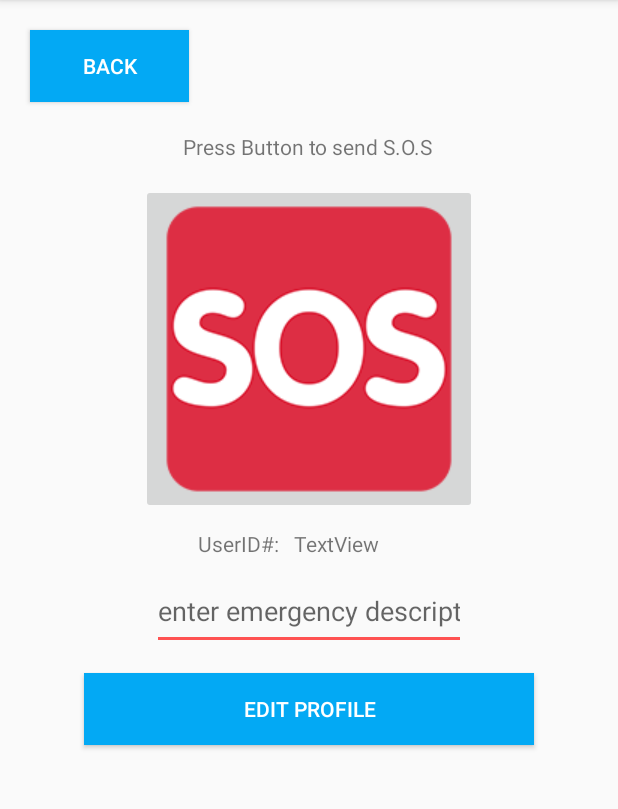
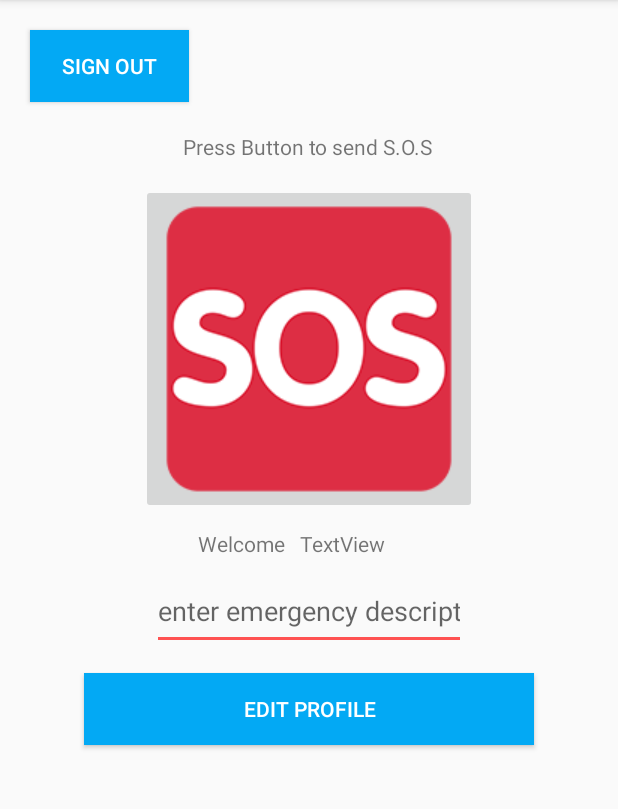
Before and after one commit to ADW784/EMRapplication, an Android app: the screen it shows after launch once a user with an empty profile is signed in (SOS), on a phone screen of 412 x 824 dp, the part 84-893 px from its top. Run offline under Robolectric (Android 15) with nearby library versions, the phone set to English and light mode, and no system bars; our stand-ins replace Firebase (no records; nobody signed in at launch, a user with empty details on screens opened directly).

Commit message:
Enable Sign in and Sign out
 *anonymous signin not yet working

```diff
--- a/app/src/main/java/com/example/emrapplication/ui/Registration.java
+++ b/app/src/main/java/com/example/emrapplication/ui/Registration.java
@@ -114,7 +114,7 @@ public class Registration extends AppCompatActivity {
             public void onComplete(@NonNull Task<AuthResult> task) {
                 if (task.isSuccessful()) {
                     String uid = task.getResult().getUser().getUid();
-                    Log.d(TAG, "onComplete: Successfully registered new user with email: " + email);
+                    Log.d(TAG, "onComplete: Successfully registered new user with emailEditText: " + email);
                     Caller caller = new Caller(email, email, uid, firstName, lastName, null, null);
                     addNewCallerToDatabase(caller);
                 } else {
@@ -127,11 +127,12 @@ public class Registration extends AppCompatActivity {
 
     public void addNewCallerToDatabase(final Caller caller) {
 
-        FirebaseManager firebaseManager = FirebaseManager.getInstance();
+        final FirebaseManager firebaseManager = FirebaseManager.getInstance();
         firebaseManager.DATABASE_REFERENCE.child(firebaseManager.USERS_REF).child(caller.uid).setValue(caller).addOnSuccessListener(new OnSuccessListener<Void>() {
             @Override
             public void onSuccess(Void aVoid) {
                 Log.d(TAG, "onSuccess: Successfully added caller to database: " + caller.toString());
+                firebaseManager.setCurrentUser(caller);
                 Intent intent = new Intent(Registration.this, SOS.class);
                 startActivity(intent);
             }
--- a/app/src/main/java/com/example/emrapplication/ui/SOS.java
+++ b/app/src/main/java/com/example/emrapplication/ui/SOS.java
@@ -13,6 +13,7 @@ import android.widget.ImageButton;
 import android.widget.Toast;
 
 import com.example.emrapplication.R;
+import com.google.firebase.auth.FirebaseAuth;
 
 public class SOS extends AppCompatActivity {
 
@@ -20,11 +21,22 @@ public class SOS extends AppCompatActivity {
     ImageButton imageButtonSOS;
     Dialog confirmDialog;
     Button buttonConfirm;
+    Button signoutButton;
 
     @Override
     protected void onCreate(Bundle savedInstanceState) {
         super.onCreate(savedInstanceState);
         setContentView(R.layout.activity_sos);
+
+        signoutButton = findViewById(R.id.signout_button);
+        signoutButton.setOnClickListener(new View.OnClickListener() {
+            @Override
+            public void onClick(View v) {
+                FirebaseAuth.getInstance().signOut();
+                Intent intent = new Intent(SOS.this, Login.class);
+                startActivity(intent);
+            }
+        });
 
         buttonEditProfile = findViewById(R.id.buttonEditProfile);
         buttonEditProfile.setOnClickListener(new View.OnClickListener() {
--- a/app/src/main/res/layout/activity_profile.xml
+++ b/app/src/main/res/layout/activity_profile.xml
@@ -7,7 +7,7 @@
     tools:context=".ui.Profile">
 
     <Button
-        android:id="@+id/buttonBack"
+        android:id="@+id/signout_button"
         android:layout_width="106dp"
         android:layout_height="wrap_content"
         android:layout_marginStart="20dp"
--- a/app/src/main/res/layout/activity_sos.xml
+++ b/app/src/main/res/layout/activity_sos.xml
@@ -7,15 +7,15 @@
     tools:context=".ui.SOS">
 
     <Button
-        android:id="@+id/buttonBack"
+        android:id="@+id/signout_button"
         android:layout_width="106dp"
         android:layout_height="wrap_content"
         android:layout_marginStart="20dp"
         android:layout_marginLeft="20dp"
         android:layout_marginTop="20dp"
+        android:background="@color/colorPrimary"
+        android:text="Sign Out"
         android:textColor="#FFFFFF"
-        android:background="@color/colorPrimary"
-        android:text="@string/back_button"
         app:layout_constraintStart_toStartOf="parent"
         app:layout_constraintTop_toTopOf="parent" />
 
@@ -28,7 +28,7 @@
         app:layout_constraintEnd_toEndOf="parent"
         app:layout_constraintHorizontal_bias="0.497"
         app:layout_constraintStart_toStartOf="parent"
-        app:layout_constraintTop_toBottomOf="@+id/buttonBack" />
+        app:layout_constraintTop_toBottomOf="@+id/signout_button" />
 
     <ImageButton
         android:id="@+id/imageButtonSOS"
@@ -47,12 +47,12 @@
         android:layout_marginStart="132dp"
         android:layout_marginLeft="132dp"
         android:layout_marginTop="10dp"
-        android:text="UserID#:"
+        android:text="Welcome"
         app:layout_constraintStart_toStartOf="parent"
         app:layout_constraintTop_toBottomOf="@+id/imageButtonSOS" />
 
     <TextView
-        android:id="@+id/textViewDisplayUserID"
+        android:id="@+id/firstname_textView"
         android:layout_width="wrap_content"
         android:layout_height="wrap_content"
         android:layout_marginStart="10dp"
@@ -86,5 +86,5 @@
         android:inputType="textPersonName"
         app:layout_constraintEnd_toEndOf="parent"
         app:layout_constraintStart_toStartOf="parent"
-        app:layout_constraintTop_toBottomOf="@+id/textViewDisplayUserID" />
+        app:layout_constraintTop_toBottomOf="@+id/firstname_textView" />
 </androidx.constraintlayout.widget.ConstraintLayout>
```
Also changed, not shown: app/src/main/java/com/example/emrapplication/managers/FirebaseManager.java (+8 -0 lines), app/src/main/java/com/example/emrapplication/ui/Login.java (+125 -2 lines).
